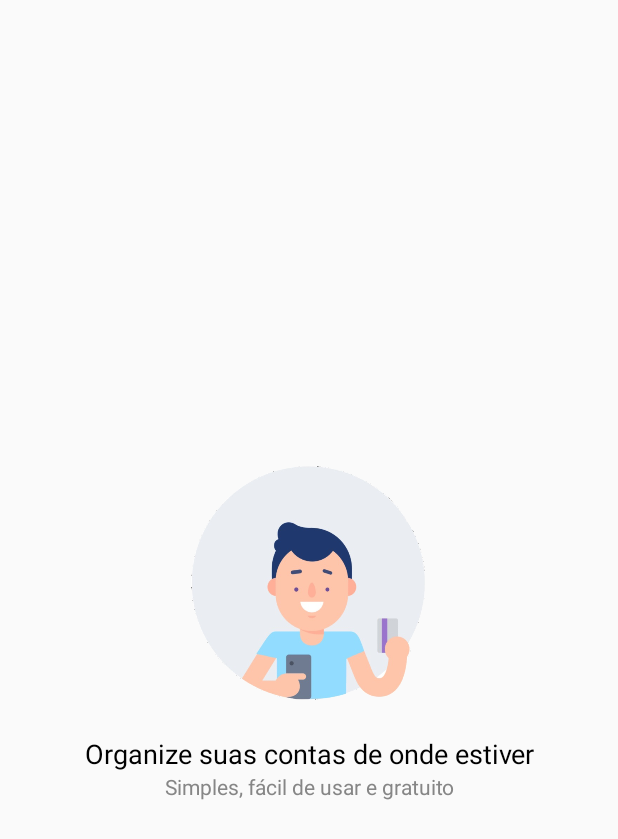
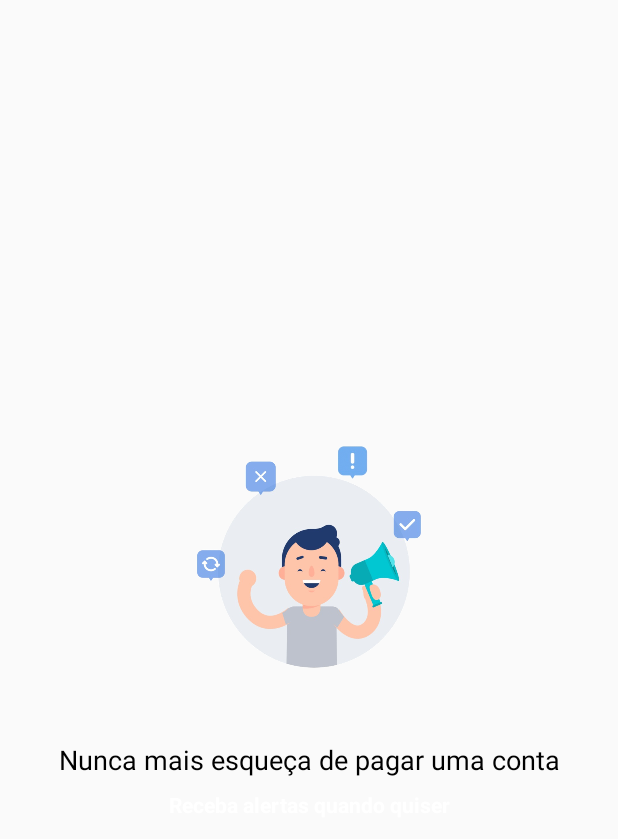
Before and after one commit to drelocatelli/moneyProcessor_app, an Android app: the layout intro_3.xml on its own in the app's theme, with its tools: preview values and no code run, on a phone screen of 412 x 824 dp. Shown: the top 839 px of the screen. Run offline under Robolectric (Android 15) with nearby library versions, the phone set to English and light mode, and no system bars.

Commit message:
adding redux alerts

```diff
--- a/app/src/main/java/com/example/moneyprocessor/MainActivity.java
+++ b/app/src/main/java/com/example/moneyprocessor/MainActivity.java
@@ -48,14 +48,14 @@ public class MainActivity extends IntroActivity {
         );
 
         addSlide(new FragmentSlide.Builder()
-                .background(android.R.color.holo_orange_light)
+                .background(android.R.color.holo_purple)
                 .fragment(R.layout.intro_3)
                 .build()
         );
 
 
         addSlide(new FragmentSlide.Builder()
-                .background(android.R.color.holo_orange_light)
+                .background(android.R.color.holo_red_light)
                 .fragment(R.layout.intro_4)
                 .build()
         );
--- a/app/src/main/res/layout/intro_3.xml
+++ b/app/src/main/res/layout/intro_3.xml
@@ -1,34 +1,46 @@
 <?xml version="1.0" encoding="utf-8"?>
-<LinearLayout xmlns:android="http://schemas.android.com/apk/res/android"
+<androidx.constraintlayout.widget.ConstraintLayout xmlns:android="http://schemas.android.com/apk/res/android"
     xmlns:app="http://schemas.android.com/apk/res-auto"
     xmlns:tools="http://schemas.android.com/tools"
     android:layout_width="match_parent"
     android:layout_height="match_parent"
-    android:gravity="center"
     android:orientation="vertical">
-
-    <ImageView
-        android:id="@+id/imageView"
-        android:layout_width="200dp"
-        android:layout_height="200dp"
-        android:baselineAligned="false"
-        app:srcCompat="@drawable/um" />
-
-    <TextView
-        android:id="@+id/textView2"
-        android:layout_width="match_parent"
-        android:layout_height="wrap_content"
-        android:gravity="center"
-        android:text="Organize suas contas de onde estiver"
-        android:textColor="#000000"
-        android:textSize="18sp"
-        tools:text="Organize suas contas de onde estiver" />
 
     <TextView
         android:id="@+id/textView3"
         android:layout_width="match_parent"
         android:layout_height="wrap_content"
         android:gravity="center"
-        android:text="Simples, fácil de usar e gratuito"
-        android:textColor="#868686" />
-</LinearLayout>
+        android:text="Receba alertas quando quiser"
+        android:textColor="#FFFFFF"
+        android:textStyle="bold"
+        app:layout_constraintBottom_toBottomOf="parent"
+        app:layout_constraintTop_toBottomOf="@+id/textView2"
+        tools:layout_editor_absoluteX="0dp" />
+
+    <ImageView
+        android:id="@+id/imageView"
+        android:layout_width="200dp"
+        android:layout_height="200dp"
+        android:layout_marginBottom="16dp"
+        app:layout_constraintBottom_toTopOf="@+id/textView2"
+        app:layout_constraintEnd_toEndOf="parent"
+        app:layout_constraintHorizontal_bias="0.497"
+        app:layout_constraintStart_toStartOf="parent"
+        app:layout_constraintTop_toTopOf="parent"
+        app:layout_constraintVertical_chainStyle="packed"
+        app:srcCompat="@drawable/tres" />
+
+    <TextView
+        android:id="@+id/textView2"
+        android:layout_width="match_parent"
+        android:layout_height="wrap_content"
+        android:layout_marginBottom="8dp"
+        android:gravity="center"
+        android:text="Nunca mais esqueça de pagar uma conta"
+        android:textColor="#000000"
+        android:textSize="18sp"
+        app:layout_constraintBottom_toTopOf="@+id/textView3"
+        app:layout_constraintTop_toBottomOf="@+id/imageView"
+        tools:layout_editor_absoluteX="0dp" />
+</androidx.constraintlayout.widget.ConstraintLayout>
```
Also changed, not shown: app/src/main/res/layout/intro_4.xml (+28 -16 lines).
